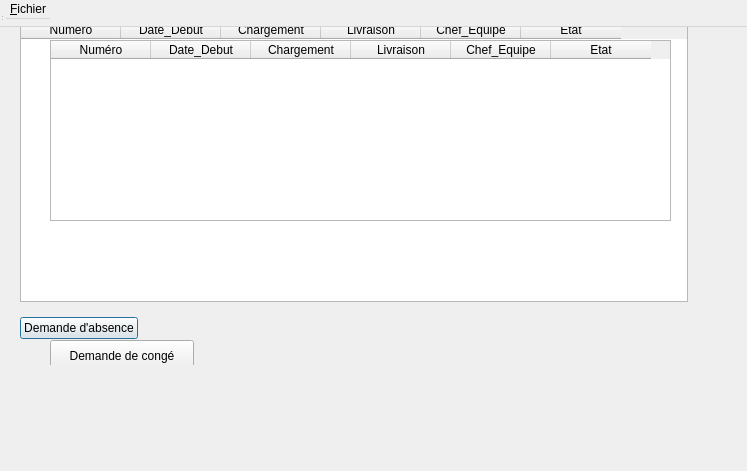
Before: the Qt Designer form CODE/dialogsalarie.ui in dervieuxC/gestionDemenagementCorrige, drawn with Qt 5.
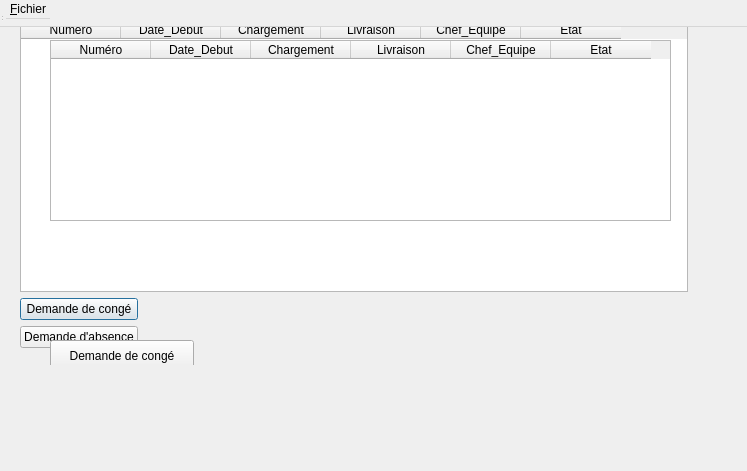
After: the same form once the commit is applied.

What changed in the file:
```diff
--- a/CODE/dialogsalarie.ui
+++ b/CODE/dialogsalarie.ui
@@ -87,6 +87,13 @@
            <layout class="QHBoxLayout" name="horizontalLayout">
             <item>
              <layout class="QVBoxLayout" name="verticalLayout">
+              <item>
+               <widget class="QPushButton" name="pushButtonDemandeConge">
+                <property name="text">
+                 <string>Demande de congé</string>
+                </property>
+               </widget>
+              </item>
               <item>
                <widget class="QPushButton" name="pushButtonDemandeAbsence">
                 <property name="text">
```
Left out of the diff: 4 changed lines with no effect on the pictures.
